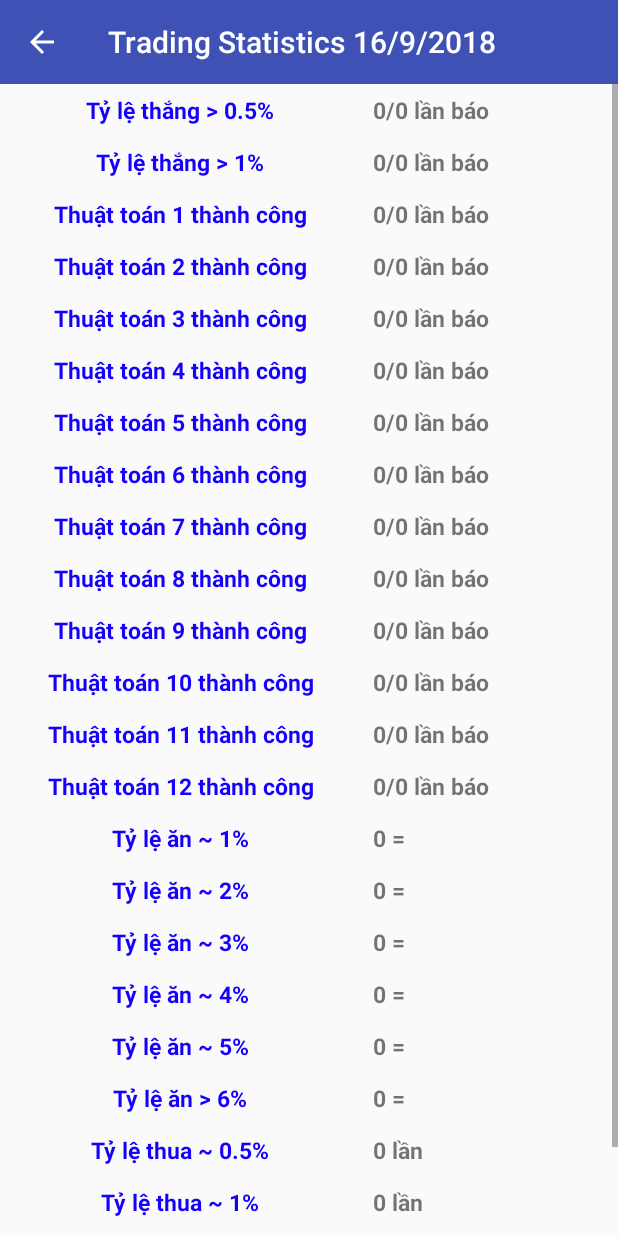
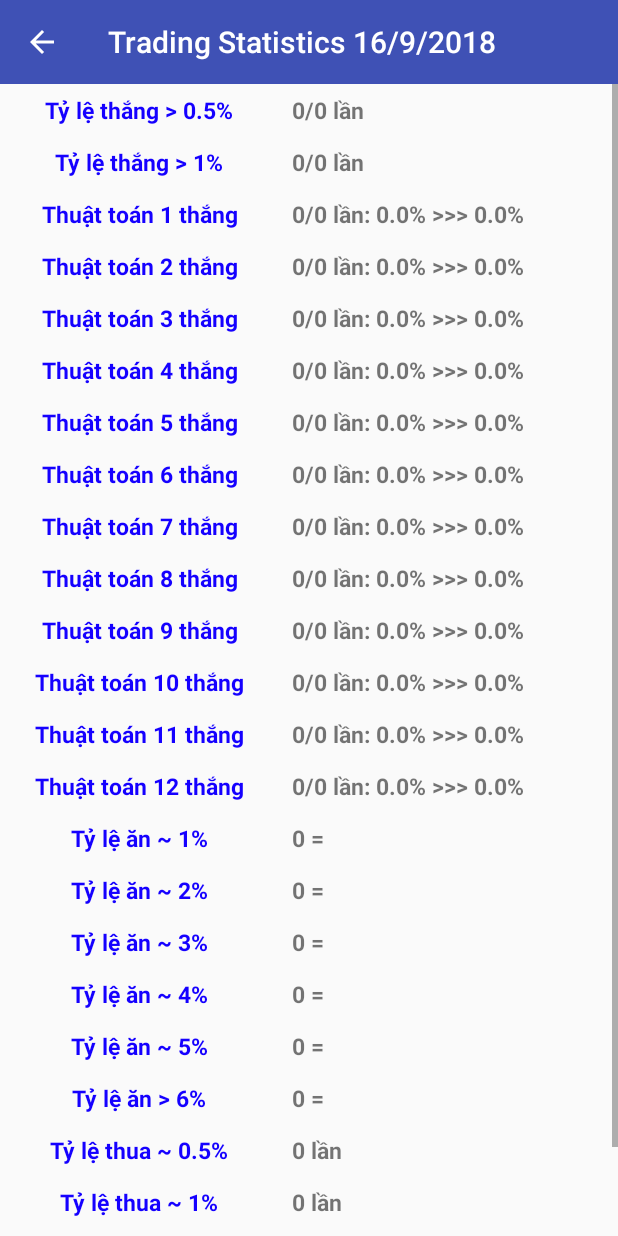
Before and after one commit to thanhvt/TraderPro, an Android app: the screen it shows after launch (ReportActivity), in the options menu, after a tap on "Báo cáo & Thống kê", on a phone screen of 412 x 824 dp. Run offline under Robolectric (Android 15) with nearby library versions, the phone set to English and light mode, and no system bars; 1 statement that could not run was skipped.

Commit message:
Report max từ đến

```diff
--- a/app/src/main/java/com/traderpro/thanhvt/ReportActivity.java
+++ b/app/src/main/java/com/traderpro/thanhvt/ReportActivity.java
@@ -58,6 +58,8 @@ public class ReportActivity extends AppCompatActivity {
         int case6_vol1 = 0, case6_vol2 = 0, case6_vol3 = 0, case6_vol4 = 0, case6_vol5 = 0, case6_vol6 = 0;
 
         int countThua1 = 0, countThua2 = 0, countThua3 = 0;
+        double maxt1 = 100, maxd1 = 0, maxt2 = 100, maxd2 = 0, maxt3 = 100, maxd3 = 0, maxt4 = 100, maxd4 = 0, maxt5 = 100, maxd5 = 0, maxt6 = 100, maxd6 = 0,
+                maxt7 = 100, maxd7 = 0, maxt8 = 100, maxd8 = 0, maxt9 = 100, maxd9 = 0, maxt10 = 100, maxd10 = 0, maxt11 = 100, maxd11 = 0, maxt12 = 100, maxd12 = 0;
 
         for (NotificationEntity en : lstEntity) {
             Double giaBao = Double.parseDouble(en.strGia);
@@ -65,7 +67,7 @@ public class ReportActivity extends AppCompatActivity {
             Double giaMin = en.strGiaMin;
             Double volHT = Double.parseDouble(en.strVol);
             Double volTB = Double.parseDouble(en.strVolTB);
-
+            Double dProfit = ((en.strGiaMax - giaBao) / giaBao) * 100;
             //
             if (giaMin != null) {
                 if (giaMin < giaBao * 0.995) {
@@ -88,39 +90,63 @@ public class ReportActivity extends AppCompatActivity {
 
                 if (en.strCase.equals("1")) {
                     thang1++;
+                    if (dProfit < maxt1) maxt1 = dProfit;
+                    if (dProfit > maxd1) maxd1 = dProfit;
                 }
                 if (en.strCase.equals("2")) {
                     thang2++;
+                    if (dProfit < maxt2) maxt2 = dProfit;
+                    if (dProfit > maxd2) maxd2 = dProfit;
                 }
                 if (en.strCase.equals("3")) {
                     thang3++;
+                    if (dProfit < maxt3) maxt3 = dProfit;
+                    if (dProfit > maxd3) maxd3 = dProfit;
                 }
                 if (en.strCase.equals("4")) {
                     thang4++;
+                    if (dProfit < maxt4) maxt4 = dProfit;
+                    if (dProfit > maxd4) maxd4 = dProfit;
                 }
                 if (en.strCase.equals("5")) {
                     thang5++;
+                    if (dProfit < maxt5) maxt5 = dProfit;
+                    if (dProfit > maxd5) maxd5 = dProfit;
                 }
                 if (en.strCase.equals("6")) {
                     thang6++;
+                    if (dProfit < maxt6) maxt6 = dProfit;
+                    if (dProfit > maxd6) maxd6 = dProfit;
                 }
                 if (en.strCase.equals("7")) {
                     thang7++;
+                    if (dProfit < maxt7) maxt7 = dProfit;
+                    if (dProfit > maxd7) maxd7 = dProfit;
                 }
                 if (en.strCase.equals("8")) {
                     thang8++;
+                    if (dProfit < maxt8) maxt8 = dProfit;
+                    if (dProfit > maxd8) maxd8 = dProfit;
                 }
                 if (en.strCase.equals("9")) {
                     thang9++;
+                    if (dProfit < maxt9) maxt9 = dProfit;
+                    if (dProfit > maxd9) maxd9 = dProfit;
                 }
                 if (en.strCase.equals("10")) {
                     thang10++;
+                    if (dProfit < maxt10) maxt10 = dProfit;
+                    if (dProfit > maxd10) maxd10 = dProfit;
                 }
                 if (en.strCase.equals("11")) {
                     thang11++;
+                    if (dProfit < maxt11) maxt11 = dProfit;
+                    if (dProfit > maxd11) maxd11 = dProfit;
                 }
                 if (en.strCase.equals("12")) {
                     thang12++;
+                    if (dProfit < maxt12) maxt12 = dProfit;
+                    if (dProfit > maxd12) maxd12 = dProfit;
                 }
             }
             if (en.strCase.equals("1") && en.strGiaMax > 0) {
@@ -269,35 +295,35 @@ public class ReportActivity extends AppCompatActivity {
             tvThua2.setText(countThua2 + " lần");
             tvThua3.setText(countThua3 + " lần");
 
-            tvThangThua.setText(countThangThua + "/" + strTinhToan + " lần báo");
-            tvThangNua.setText(countThangNua + "/" + strTinhToan + " lần báo");
-            tvTT1.setText(thang1 + "/" + tong1 + " lần báo");
-            tvTT2.setText(thang2 + "/" + tong2 + " lần báo");
-            tvTT3.setText(thang3 + "/" + tong3 + " lần báo");
-            tvTT4.setText(thang4 + "/" + tong4 + " lần báo");
-            tvTT5.setText(thang5 + "/" + tong5 + " lần báo");
-            tvTT6.setText(thang6 + "/" + tong6 + " lần báo");
-            tvTT7.setText(thang7 + "/" + tong7 + " lần báo");
-            tvTT8.setText(thang8 + "/" + tong8 + " lần báo");
-            tvTT9.setText(thang9 + "/" + tong9 + " lần báo");
-            tvTT10.setText(thang10 + "/" + tong10 + " lần báo");
-            tvTT11.setText(thang11 + "/" + tong11 + " lần báo");
-            tvTT12.setText(thang12 + "/" + tong12 + " lần báo");
+            tvThangThua.setText(countThangThua + "/" + strTinhToan + " lần");
+            tvThangNua.setText(countThangNua + "/" + strTinhToan + " lần");
+            tvTT1.setText(thang1 + "/" + tong1 + " lần: " + String.format("%.1f", maxt1 == 100 ? 0 : maxt1) + "% >>> " + String.format("%.1f", maxd1) + "%");
+            tvTT2.setText(thang2 + "/" + tong2 + " lần: " + String.format("%.1f", maxt2 == 100 ? 0 : maxt2) + "% >>> " + String.format("%.1f", maxd2) + "%");
+            tvTT3.setText(thang3 + "/" + tong3 + " lần: " + String.format("%.1f", maxt3 == 100 ? 0 : maxt3) + "% >>> " + String.format("%.1f", maxd3) + "%");
+            tvTT4.setText(thang4 + "/" + tong4 + " lần: " + String.format("%.1f", maxt4 == 100 ? 0 : maxt4) + "% >>> " + String.format("%.1f", maxd4) + "%");
+            tvTT5.setText(thang5 + "/" + tong5 + " lần: " + String.format("%.1f", maxt5 == 100 ? 0 : maxt5) + "% >>> " + String.format("%.1f", maxd5) + "%");
+            tvTT6.setText(thang6 + "/" + tong6 + " lần: " + String.format("%.1f", maxt6 == 100 ? 0 : maxt6) + "% >>> " + String.format("%.1f", maxd6) + "%");
+            tvTT7.setText(thang7 + "/" + tong7 + " lần: " + String.format("%.1f", maxt7 == 100 ? 0 : maxt7) + "% >>> " + String.format("%.1f", maxd7) + "%");
+            tvTT8.setText(thang8 + "/" + tong8 + " lần: " + String.format("%.1f", maxt8 == 100 ? 0 : maxt8) + "% >>> " + String.format("%.1f", maxd8) + "%");
+            tvTT9.setText(thang9 + "/" + tong9 + " lần: " + String.format("%.1f", maxt9 == 100 ? 0 : maxt9) + "% >>> " + String.format("%.1f", maxd9) + "%");
+            tvTT10.setText(thang10 + "/" + tong10 + " lần: " + String.format("%.1f", maxt10 == 100 ? 0 : maxt10) + "% >>> " + String.format("%.1f", maxd10) + "%");
+            tvTT11.setText(thang11 + "/" + tong11 + " lần: " + String.format("%.1f", maxt11 == 100 ? 0 : maxt11) + "% >>> " + String.format("%.1f", maxd11) + "%");
+            tvTT12.setText(thang12 + "/" + tong12 + " lần: " + String.format("%.1f", maxt12 == 100 ? 0 : maxt12) + "% >>> " + String.format("%.1f", maxd12) + "%");
 
             tvTitleThang1.setText("Tỷ lệ thắng > 0.5%");
             tvTitleThang2.setText("Tỷ lệ thắng > 1%");
-            tvTitle1.setText("Thuật toán 1 thành công");
-            tvTitle2.setText("Thuật toán 2 thành công");
-            tvTitle3.setText("Thuật toán 3 thành công");
-            tvTitle4.setText("Thuật toán 4 thành công");
-            tvTitle5.setText("Thuật toán 5 thành công");
-            tvTitle6.setText("Thuật toán 6 thành công");
-            tvTitle7.setText("Thuật toán 7 thành công");
-            tvTitle8.setText("Thuật toán 8 thành công");
-            tvTitle9.setText("Thuật toán 9 thành công");
-            tvTitle10.setText("Thuật toán 10 thành công");
-            tvTitle11.setText("Thuật toán 11 thành công");
-            tvTitle12.setText("Thuật toán 12 thành công");
+            tvTitle1.setText("Thuật toán 1 thắng");
+            tvTitle2.setText("Thuật toán 2 thắng");
+            tvTitle3.setText("Thuật toán 3 thắng");
+            tvTitle4.setText("Thuật toán 4 thắng");
+            tvTitle5.setText("Thuật toán 5 thắng");
+            tvTitle6.setText("Thuật toán 6 thắng");
+            tvTitle7.setText("Thuật toán 7 thắng");
+            tvTitle8.setText("Thuật toán 8 thắng");
+            tvTitle9.setText("Thuật toán 9 thắng");
+            tvTitle10.setText("Thuật toán 10 thắng");
+            tvTitle11.setText("Thuật toán 11 thắng");
+            tvTitle12.setText("Thuật toán 12 thắng");
 
             tvTitleAn1.setText("Tỷ lệ ăn ~ 1%");
             tvTitleAn2.setText("Tỷ lệ ăn ~ 2%");
@@ -315,20 +341,20 @@ public class ReportActivity extends AppCompatActivity {
             tvThua2.setText(countThua2 + " times");
             tvThua3.setText(countThua3 + " times");
 
-            tvThangThua.setText(countThangThua + "/" + strTinhToan + " note times");
-            tvThangNua.setText(countThangNua + "/" + strTinhToan + " note times");
-            tvTT1.setText(thang1 + "/" + tong1 + " note times");
-            tvTT2.setText(thang2 + "/" + tong2 + " note times");
-            tvTT3.setText(thang3 + "/" + tong3 + " note times");
-            tvTT4.setText(thang4 + "/" + tong4 + " note times");
-            tvTT5.setText(thang5 + "/" + tong5 + " note times");
-            tvTT6.setText(thang6 + "/" + tong6 + " note times");
-            tvTT7.setText(thang7 + "/" + tong7 + " note times");
-            tvTT8.setText(thang8 + "/" + tong8 + " note times");
-            tvTT9.setText(thang9 + "/" + tong9 + " note times");
-            tvTT10.setText(thang10 + "/" + tong10 + " note times");
-            tvTT11.setText(thang11 + "/" + tong11 + " note times");
-            tvTT12.setText(thang12 + "/" + tong12 + " note times");
+            tvThangThua.setText(countThangThua + "/" + strTinhToan + " note");
+            tvThangNua.setText(countThangNua + "/" + strTinhToan + " note");
+            tvTT1.setText(thang1 + "/" + tong1 + " note");
+            tvTT2.setText(thang2 + "/" + tong2 + " note");
+            tvTT3.setText(thang3 + "/" + tong3 + " note");
+            tvTT4.setText(thang4 + "/" + tong4 + " note");
+            tvTT5.setText(thang5 + "/" + tong5 + " note");
+            tvTT6.setText(thang6 + "/" + tong6 + " note");
+            tvTT7.setText(thang7 + "/" + tong7 + " note");
+            tvTT8.setText(thang8 + "/" + tong8 + " note");
+            tvTT9.setText(thang9 + "/" + tong9 + " note");
+            tvTT10.setText(thang10 + "/" + tong10 + " note");
+            tvTT11.setText(thang11 + "/" + tong11 + " note");
+            tvTT12.setText(thang12 + "/" + tong12 + " note");
 
             tvTitleThang1.setText("Rate win > 0.5%");
             tvTitleThang2.setText("Rate win > 1%");
```
